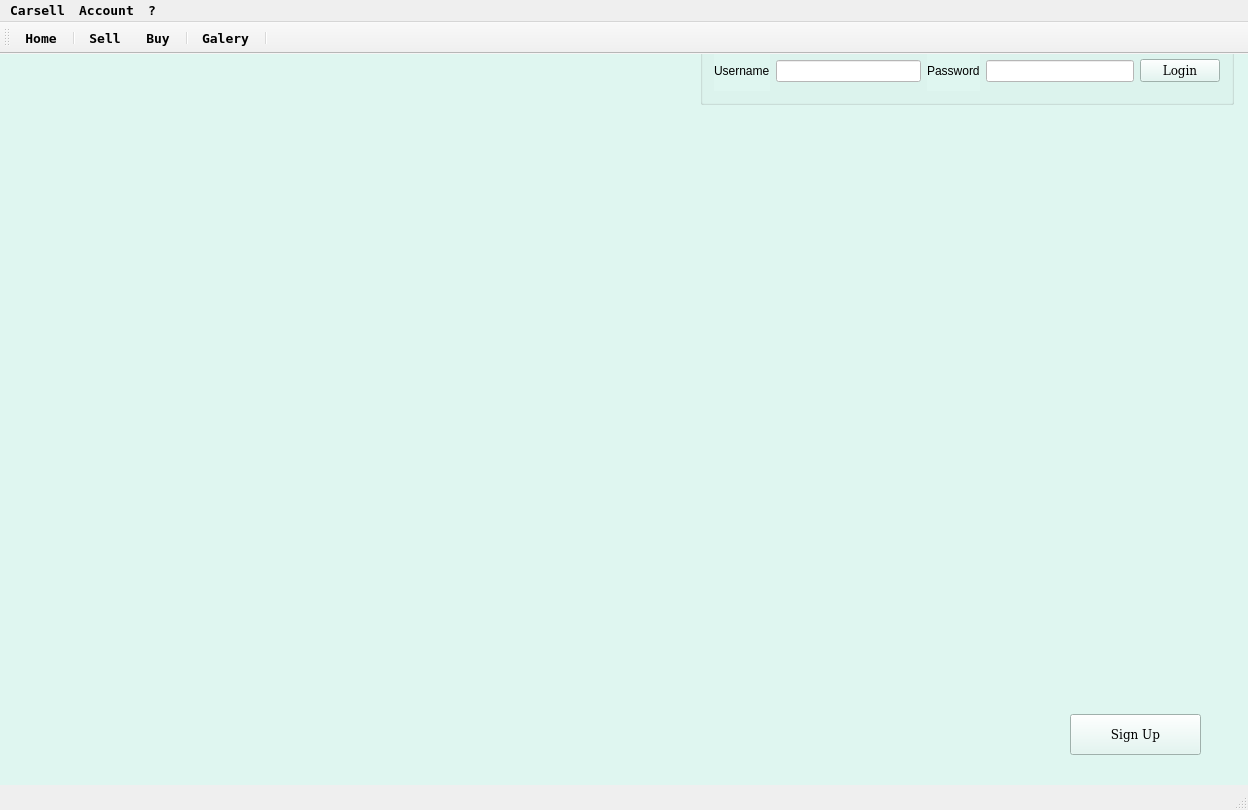
First picture: the form in carsell.ui, repository danieldir/carSellGui, before the edit.
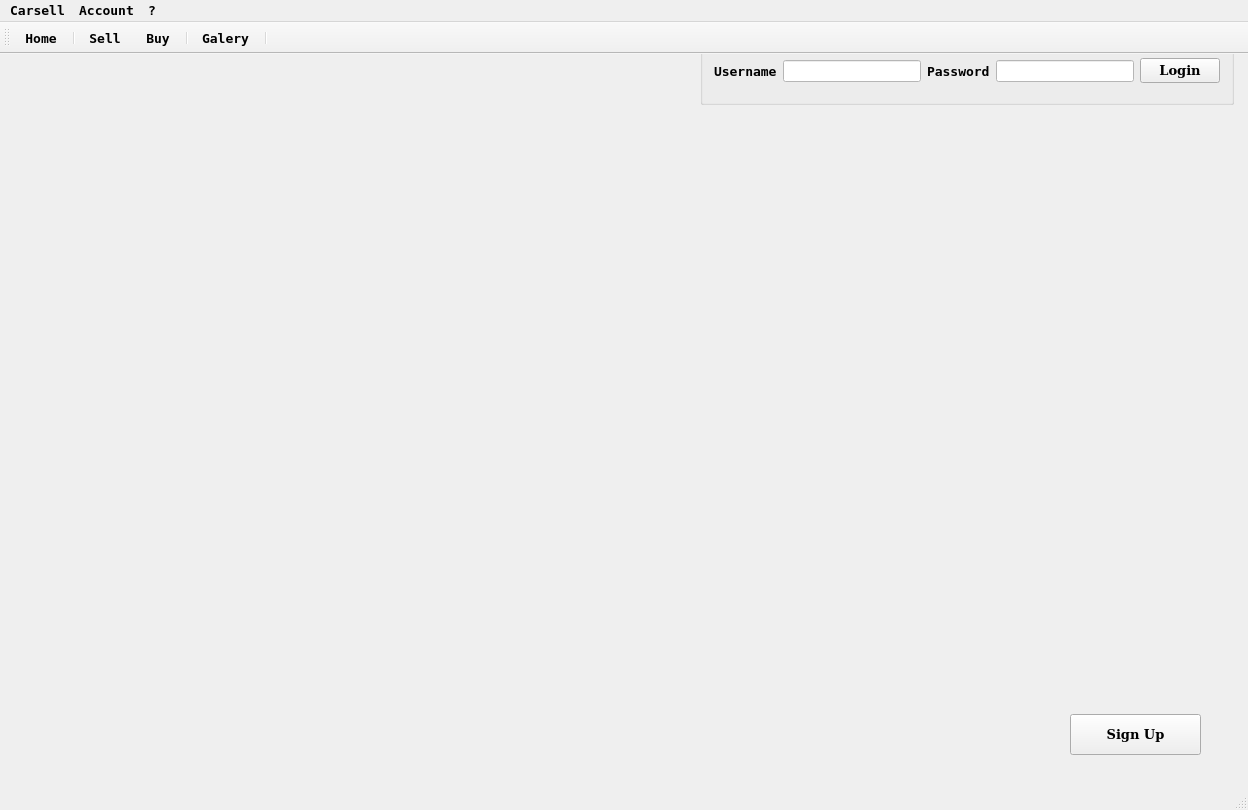
Second picture: the form after the edit. The open tabs and pages were chosen to show the change. Icons and pictures are not drawn.

Commit message: * fix First Background Image

```diff
--- a/carsell.ui
+++ b/carsell.ui
@@ -45,7 +45,7 @@
     </property>
     <widget class="QWidget" name="loginPage">
      <property name="styleSheet">
-      <string notr="true">background-color: rgb(223, 246, 240);</string>
+      <string notr="true"/>
      </property>
      <widget class="QLabel" name="identificationStatusLabel">
       <property name="geometry">
@@ -188,6 +188,23 @@
        </item>
       </layout>
      </widget>
+     <widget class="QLabel" name="logoCarsell">
+      <property name="geometry">
+       <rect>
+        <x>-50</x>
+        <y>-50</y>
+        <width>1301</width>
+        <height>771</height>
+       </rect>
+      </property>
+      <property name="text">
+       <string/>
+      </property>
+     </widget>
+     <zorder>logoCarsell</zorder>
+     <zorder>identificationStatusLabel</zorder>
+     <zorder>signUpButton</zorder>
+     <zorder>groupBox</zorder>
     </widget>
     <widget class="QWidget" name="registrationPage">
      <property name="styleSheet">
```
Left out of the diff: 2 changed lines with no effect on the pictures. The commit also changes 3 other files.
